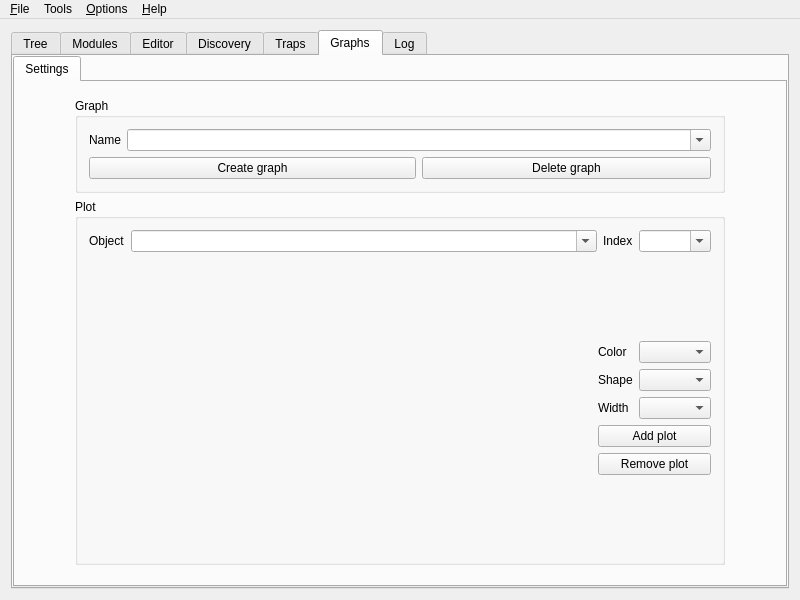
Old version of the form app/mainw.ui in the repository verrio/snmpb.
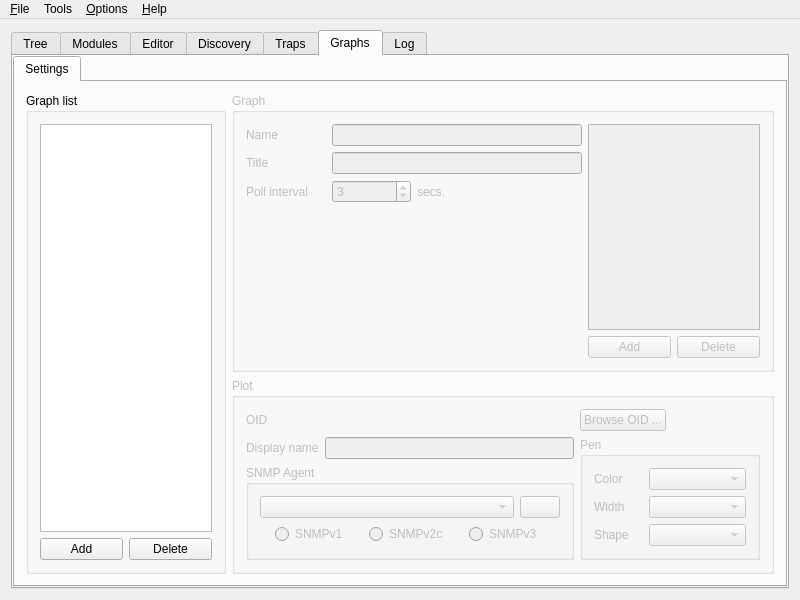
New version of the form. The open tabs and pages were chosen to show the change. Icons and pictures are not drawn. Custom widgets are drawn as their Qt base class.

Commit message: Rework graph system, phase 1

What changed in the file:
```diff
--- a/app/mainw.ui
+++ b/app/mainw.ui
@@ -1213,290 +1213,378 @@
             <string>Settings</string>
            </attribute>
            <layout class="QGridLayout">
-            <property name="margin">
-             <number>0</number>
-            </property>
-            <property name="spacing">
-             <number>6</number>
-            </property>
+            <item row="0" column="0">
+             <widget class="QGroupBox">
+              <property name="title">
+               <string>Graph list</string>
+              </property>
+              <layout class="QGridLayout">
+               <item row="0" column="0" colspan="2">
+                <widget class="QListWidget" name="GraphList"/>
+               </item>
             <item row="1" column="0">
-             <spacer>
-              <property name="orientation">
-               <enum>Qt::Horizontal</enum>
-              </property>
-              <property name="sizeType">
-               <enum>QSizePolicy::Fixed</enum>
-              </property>
-              <property name="sizeHint" stdset="0">
-               <size>
-                <width>60</width>
-                <height>20</height>
-               </size>
-              </property>
-             </spacer>
-            </item>
-            <item row="1" column="2">
-             <spacer>
-              <property name="orientation">
-               <enum>Qt::Horizontal</enum>
-              </property>
-              <property name="sizeType">
-               <enum>QSizePolicy::Fixed</enum>
-              </property>
-              <property name="sizeHint" stdset="0">
-               <size>
-                <width>60</width>
-                <height>20</height>
-               </size>
-              </property>
-             </spacer>
-            </item>
-            <item row="0" column="1">
-             <spacer>
-              <property name="orientation">
-               <enum>Qt::Vertical</enum>
-              </property>
-              <property name="sizeType">
-               <enum>QSizePolicy::Fixed</enum>
-              </property>
-              <property name="sizeHint" stdset="0">
-               <size>
-                <width>20</width>
-                <height>16</height>
-               </size>
-              </property>
-             </spacer>
-            </item>
-            <item row="2" column="1">
-             <spacer>
-              <property name="orientation">
-               <enum>Qt::Vertical</enum>
-              </property>
-              <property name="sizeType">
-               <enum>QSizePolicy::Minimum</enum>
-              </property>
-              <property name="sizeHint" stdset="0">
-               <size>
-                <width>20</width>
-                <height>20</height>
-               </size>
-              </property>
-             </spacer>
+                <widget class="QPushButton" name="GraphAdd">
+                 <property name="text">
+                  <string>Add</string>
+                 </property>
+                </widget>
             </item>
             <item row="1" column="1">
+                <widget class="QPushButton" name="GraphDelete">
+                 <property name="text">
+                  <string>Delete</string>
+                 </property>
+                </widget>
+               </item>
+              </layout>
+             </widget>
+            </item>
+            <item row="0" column="1">
              <layout class="QVBoxLayout">
-              <property name="spacing">
-               <number>6</number>
-              </property>
-              <property name="margin">
-               <number>0</number>
-              </property>
               <item>
                <widget class="QGroupBox" name="Graph">
+                <property name="enabled">
+                 <bool>false</bool>
+                </property>
+                <property name="sizePolicy">
+                 <sizepolicy hsizetype="Preferred" vsizetype="Expanding">
+                  <horstretch>0</horstretch>
+                  <verstretch>0</verstretch>
+                 </sizepolicy>
+                </property>
                 <property name="title">
                  <string>Graph</string>
                 </property>
                 <layout class="QGridLayout">
-                 <property name="margin">
-                  <number>11</number>
-                 </property>
-                 <property name="spacing">
-                  <number>6</number>
-                 </property>
-                 <item row="1" column="0" colspan="2">
-                  <widget class="QPushButton" name="GraphCreate">
-                   <property name="text">
-                    <string>Create graph</string>
-                   </property>
-                  </widget>
-                 </item>
-                 <item row="1" column="2">
-                  <widget class="QPushButton" name="GraphDelete">
-                   <property name="text">
-                    <string>Delete graph</string>
-                   </property>
-                  </widget>
-                 </item>
+                 <item row="0" column="0">
+                  <layout class="QGridLayout">
+                   <item row="0" column="0">
+                    <layout class="QVBoxLayout">
+                     <item>
+                      <layout class="QGridLayout">
                  <item row="0" column="0">
                   <widget class="QLabel" name="GraphNameL">
-                   <property name="sizePolicy">
-                    <sizepolicy hsizetype="Fixed" vsizetype="Preferred">
-                     <horstretch>0</horstretch>
-                     <verstretch>0</verstretch>
-                    </sizepolicy>
-                   </property>
                    <property name="text">
                     <string>Name</string>
                    </property>
                   </widget>
                  </item>
-                 <item row="0" column="1" colspan="2">
-                  <widget class="QComboBox" name="GraphName">
+                       <item row="0" column="1" colspan="3">
+                        <widget class="QLineEdit" name="GraphName">
+                         <property name="text">
+                          <string/>
+                         </property>
+                        </widget>
+                       </item>
+                       <item row="1" column="0">
+                        <widget class="QLabel" name="GraphTitleL">
+                         <property name="text">
+                          <string>Title</string>
+                         </property>
+                        </widget>
+                       </item>
+                       <item row="1" column="1" colspan="3">
+                        <widget class="QLineEdit" name="GraphTitle">
                    <property name="sizePolicy">
-                    <sizepolicy hsizetype="Expanding" vsizetype="Fixed">
+                          <sizepolicy hsizetype="MinimumExpanding" vsizetype="Fixed">
                      <horstretch>0</horstretch>
                      <verstretch>0</verstretch>
                     </sizepolicy>
                    </property>
-                   <property name="editable">
-                    <bool>true</bool>
-                   </property>
-                  </widget>
+                         <property name="minimumSize">
+                          <size>
+                           <width>250</width>
+                           <height>0</height>
+                          </size>
+                         </property>
+                         <property name="text">
+                          <string/>
+                         </property>
+                        </widget>
+                       </item>
+                       <item row="2" column="0">
+                        <widget class="QLabel" name="GraphPollIntervalL">
+                         <property name="text">
+                          <string>Poll interval</string>
+                         </property>
+                        </widget>
+                       </item>
+                       <item row="2" column="1">
+                        <widget class="QSpinBox" name="GraphPollInterval">
+                         <property name="minimum">
+                          <number>1</number>
+                         </property>
+                         <property name="maximum">
+                          <number>1000</number>
+                         </property>
+                         <property name="value">
+                          <number>3</number>
+                         </property>
+                        </widget>
+                       </item>
+                       <item row="2" column="2">
+                        <widget class="QLabel" name="GraphPollIntervalL2">
+                         <property name="text">
+                          <string>secs.</string>
+                         </property>
+                        </widget>
+                       </item>
+                       <item row="2" column="3">
+                        <spacer>
+                         <property name="orientation">
+                          <enum>Qt::Horizontal</enum>
+                         </property>
+                         <property name="sizeType">
+                          <enum>QSizePolicy::Fixed</enum>
+                         </property>
+                         <property name="sizeHint" stdset="0">
+                          <size>
+                           <width>60</width>
+                           <height>20</height>
+                          </size>
+                         </property>
+                        </spacer>
+                       </item>
+                      </layout>
+                     </item>
+                     <item>
+                      <spacer>
+                       <property name="orientation">
+                        <enum>Qt::Vertical</enum>
+                       </property>
+                       <property name="sizeHint" stdset="0">
+                        <size>
+                         <width>336</width>
+                         <height>30</height>
+                        </size>
+                       </property>
+                      </spacer>
+                     </item>
+                    </layout>
+                   </item>
+                   <item row="0" column="1" colspan="2">
+                    <widget class="QListWidget" name="PlotList"/>
+                   </item>
+                   <item row="1" column="1">
+                    <widget class="QPushButton" name="PlotAdd">
+                     <property name="text">
+                      <string>Add</string>
+                     </property>
+                    </widget>
+                   </item>
+                   <item row="1" column="2">
+                    <widget class="QPushButton" name="PlotDelete">
+                     <property name="text">
+                      <string>Delete</string>
+                     </property>
+                    </widget>
+                   </item>
+                  </layout>
                  </item>
                 </layout>
                </widget>
               </item>
               <item>
                <widget class="QGroupBox" name="Plot">
+                <property name="enabled">
+                 <bool>false</bool>
+                </property>
+                <property name="sizePolicy">
+                 <sizepolicy hsizetype="Preferred" vsizetype="Preferred">
+                  <horstretch>0</horstretch>
+                  <verstretch>0</verstretch>
+                 </sizepolicy>
+                </property>
                 <property name="title">
                  <string>Plot</string>
                 </property>
                 <layout class="QGridLayout">
-                 <property name="margin">
-                  <number>11</number>
-                 </property>
-                 <property name="spacing">
-                  <number>6</number>
-                 </property>
-                 <item row="0" column="0" colspan="2">
-                  <layout class="QHBoxLayout">
-                   <property name="spacing">
-                    <number>6</number>
-                   </property>
-                   <property name="margin">
-                    <number>0</number>
-                   </property>
-                   <item>
+                 <item row="0" column="0">
                     <widget class="QLabel" name="PlotObjectL">
                      <property name="text">
-                      <string>Object</string>
+                    <string>OID</string>
                      </property>
                     </widget>
                    </item>
-                   <item>
-                    <widget class="QComboBox" name="PlotObject">
+                 <item row="0" column="1">
+                  <widget class="QLabel" name="PlotObject">
                      <property name="sizePolicy">
-                      <sizepolicy hsizetype="Expanding" vsizetype="Fixed">
+                    <sizepolicy hsizetype="Expanding" vsizetype="Preferred">
                        <horstretch>0</horstretch>
                        <verstretch>0</verstretch>
                       </sizepolicy>
                      </property>
-                     <property name="editable">
-                      <bool>true</bool>
-                     </property>
-                    </widget>
-                   </item>
-                   <item>
-                    <widget class="QLabel" name="PlotIndexL">
                      <property name="text">
-                      <string>Index</string>
+                    <string/>
                      </property>
                     </widget>
                    </item>
-                   <item>
-                    <widget class="QComboBox" name="PlotIndex">
-                     <property name="editable">
-                      <bool>true</bool>
-                     </property>
-                    </widget>
-                   </item>
-                  </layout>
-                 </item>
-                 <item row="1" column="0" rowspan="3">
-                  <widget class="BasicMibView" name="PlotMIBTree" native="true">
+                 <item row="0" column="2">
+                  <widget class="QPushButton" name="PlotBrowseOID">
                    <property name="sizePolicy">
-                    <sizepolicy hsizetype="Expanding" vsizetype="Expanding">
+                    <sizepolicy hsizetype="Fixed" vsizetype="Fixed">
                      <horstretch>0</horstretch>
                      <verstretch>0</verstretch>
                     </sizepolicy>
                    </property>
+                   <property name="text">
+                    <string>Browse OID ...</string>
+                   </property>
                   </widget>
                  </item>
-                 <item row="3" column="1">
-                  <spacer>
-                   <property name="orientation">
-                    <enum>Qt::Vertical</enum>
+                 <item row="1" column="0">
+                  <widget class="QLabel" name="PlotDisplayNameL">
+                   <property name="text">
+                    <string>Display name</string>
                    </property>
-                   <property name="sizeType">
-                    <enum>QSizePolicy::Expanding</enum>
-                   </property>
-                   <property name="sizeHint" stdset="0">
-                    <size>
-                     <width>20</width>
-                     <height>40</height>
-                    </size>
-                   </property>
-                  </spacer>
+                  </widget>
                  </item>
                  <item row="1" column="1">
-                  <spacer>
-                   <property name="orientation">
-                    <enum>Qt::Vertical</enum>
+                  <widget class="QLineEdit" name="PlotDisplayName"/>
+                 </item>
+                 <item row="1" column="2" rowspan="2">
+                  <widget class="QGroupBox">
+                   <property name="sizePolicy">
+                    <sizepolicy hsizetype="Minimum" vsizetype="Preferred">
+                     <horstretch>0</horstretch>
+                     <verstretch>0</verstretch>
+                    </sizepolicy>
                    </property>
-                   <property name="sizeType">
-                    <enum>QSizePolicy::Expanding</enum>
-                   </property>
-                   <property name="sizeHint" stdset="0">
+                   <property name="minimumSize">
                     <size>
-                     <width>20</width>
-                     <height>40</height>
+                     <width>180</width>
+                     <height>0</height>
                     </size>
                    </property>
-                  </spacer>
-                 </item>
-                 <item row="2" column="1">
+                   <property name="title">
+                    <string>Pen</string>
+                   </property>
                   <layout class="QGridLayout">
-                   <property name="margin">
-                    <number>0</number>
-                   </property>
-                   <property name="spacing">
-                    <number>6</number>
-                   </property>
-                   <item row="1" column="1">
-                    <widget class="QPenStyleComboBox" name="PlotShape"/>
-                   </item>
-                   <item row="2" column="0">
+                    <item row="0" column="0">
+                     <widget class="QLabel" name="PlotColorL">
+                      <property name="text">
+                       <string>Color</string>
+                      </property>
+                     </widget>
+                    </item>
+                    <item row="0" column="1" colspan="2">
+                     <widget class="QColorComboBox" name="PlotColor"/>
+                    </item>
+                    <item row="1" column="0">
                     <widget class="QLabel" name="PlotWidthL">
                      <property name="text">
                       <string>Width</string>
                      </property>
                     </widget>
                    </item>
-                   <item row="2" column="1">
+                    <item row="1" column="1" colspan="2">
                     <widget class="QPenWidthComboBox" name="PlotWidth"/>
                    </item>
-                   <item row="1" column="0">
+                    <item row="2" column="0">
                     <widget class="QLabel" name="PlotShapeL">
                      <property name="text">
                       <string>Shape</string>
                      </property>
                     </widget>
                    </item>
-                   <item row="0" column="0">
-                    <widget class="QLabel" name="PlotColorL">
+                    <item row="2" column="1" colspan="2">
+                     <widget class="QPenStyleComboBox" name="PlotShape">
+                      <property name="sizePolicy">
+                       <sizepolicy hsizetype="Preferred" vsizetype="Fixed">
+                        <horstretch>0</horstretch>
+                        <verstretch>0</verstretch>
+                       </sizepolicy>
+                      </property>
+                     </widget>
+                    </item>
+                   </layout>
+                  </widget>
+                 </item>
+                 <item row="2" column="0" colspan="2">
+                  <widget class="QGroupBox" name="PlotAgentProperties">
+                   <property name="title">
+                    <string>SNMP Agent</string>
+                   </property>
+                   <layout class="QVBoxLayout">
+                    <item>
+                     <layout class="QHBoxLayout">
+                      <item>
+                       <widget class="QComboBox" name="PlotAgentProfile">
+                        <property name="sizePolicy">
+                         <sizepolicy hsizetype="Expanding" vsizetype="Fixed">
+                          <horstretch>0</horstretch>
+                          <verstretch>0</verstretch>
+                         </sizepolicy>
+                        </property>
+                       </widget>
+                      </item>
+                      <item>
+                       <widget class="QPushButton" name="PlotAgentSettings">
+                        <property name="sizePolicy">
+                         <sizepolicy hsizetype="Fixed" vsizetype="Fixed">
+                          <horstretch>0</horstretch>
+                          <verstretch>0</verstretch>
+                         </sizepolicy>
+                        </property>
                      <property name="text">
-                      <string>Color</string>
-                     </property>
-                    </widget>
-                   </item>
-                   <item row="3" column="0" colspan="2">
-                    <widget class="QPushButton" name="PlotAdd">
+                         <string/>
+                        </property>
+                        <property name="icon">
+                         <iconset resource="snmpb.qrc">
+                          <normaloff>:/images/agentsettings.png</normaloff>:/images/agentsettings.png</iconset>
+                        </property>
+                       </widget>
+                      </item>
+                     </layout>
+                    </item>
+                    <item>
+                     <layout class="QHBoxLayout">
+                      <item>
+                       <widget class="QRadioButton" name="PlotAgentProtoV1">
+                        <property name="sizePolicy">
+                         <sizepolicy hsizetype="Fixed" vsizetype="Fixed">
+                          <horstretch>0</horstretch>
+                          <verstretch>0</verstretch>
+                         </sizepolicy>
+                        </property>
                      <property name="text">
-                      <string>Add plot</string>
-                     </property>
-                    </widget>
-                   </item>
-                   <item row="4" column="0" colspan="2">
-                    <widget class="QPushButton" name="PlotDelete">
+                         <string>SNMPv1</string>
+                        </property>
+                        <property name="autoRepeat">
+                         <bool>false</bool>
+                        </property>
+                       </widget>
+                      </item>
+                      <item>
+                       <widget class="QRadioButton" name="PlotAgentProtoV2">
+                        <property name="sizePolicy">
+                         <sizepolicy hsizetype="Fixed" vsizetype="Fixed">
+                          <horstretch>0</horstretch>
+                          <verstretch>0</verstretch>
+                         </sizepolicy>
+                        </property>
                      <property name="text">
-                      <string>Remove plot</string>
+                         <string>SNMPv2c</string>
                      </property>
                     </widget>
                    </item>
-                   <item row="0" column="1">
-                    <widget class="QColorComboBox" name="PlotColor"/>
-                   </item>
-                  </layout>
+                      <item>
+                       <widget class="QRadioButton" name="PlotAgentProtoV3">
+                        <property name="sizePolicy">
+                         <sizepolicy hsizetype="Fixed" vsizetype="Fixed">
+                          <horstretch>0</horstretch>
+                          <verstretch>0</verstretch>
+                         </sizepolicy>
+                        </property>
+                        <property name="text">
+                         <string>SNMPv3</string>
+                        </property>
+                       </widget>
+                      </item>
+                     </layout>
+                    </item>
+                   </layout>
+                  </widget>
                  </item>
                 </layout>
                </widget>
```
Left out of the diff: 26 changed lines with no effect on the pictures. Lines whose indentation alone changed are shown as unchanged. The commit also changes 2 other files.
